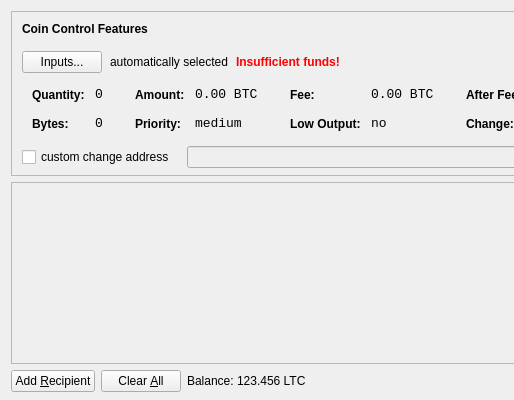
aaron-hanson/doctorcoin, file src/qt/forms/sendcoinsdialog.ui: the form before one commit; both pictures show x 0 to 514 and y 0 to 400 of the 850 by 400 pixel window.
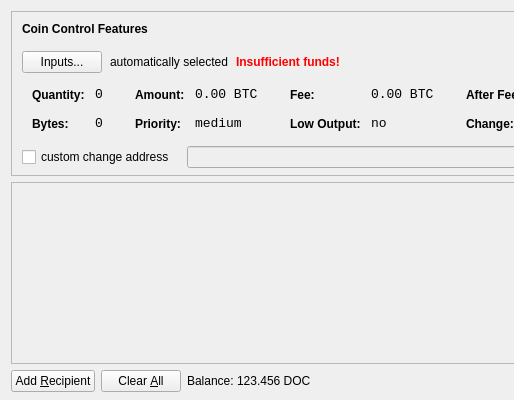
The form after the commit. Icons and pictures are not drawn.

```diff
--- a/src/qt/forms/sendcoinsdialog.ui
+++ b/src/qt/forms/sendcoinsdialog.ui
@@ -720,7 +720,7 @@
           <cursorShape>IBeamCursor</cursorShape>
          </property>
          <property name="text">
-          <string>123.456 LTC</string>
+          <string>123.456 DOC</string>
          </property>
          <property name="textInteractionFlags">
           <set>Qt::LinksAccessibleByMouse|Qt::TextSelectableByKeyboard|Qt::TextSelectableByMouse</set>
```
